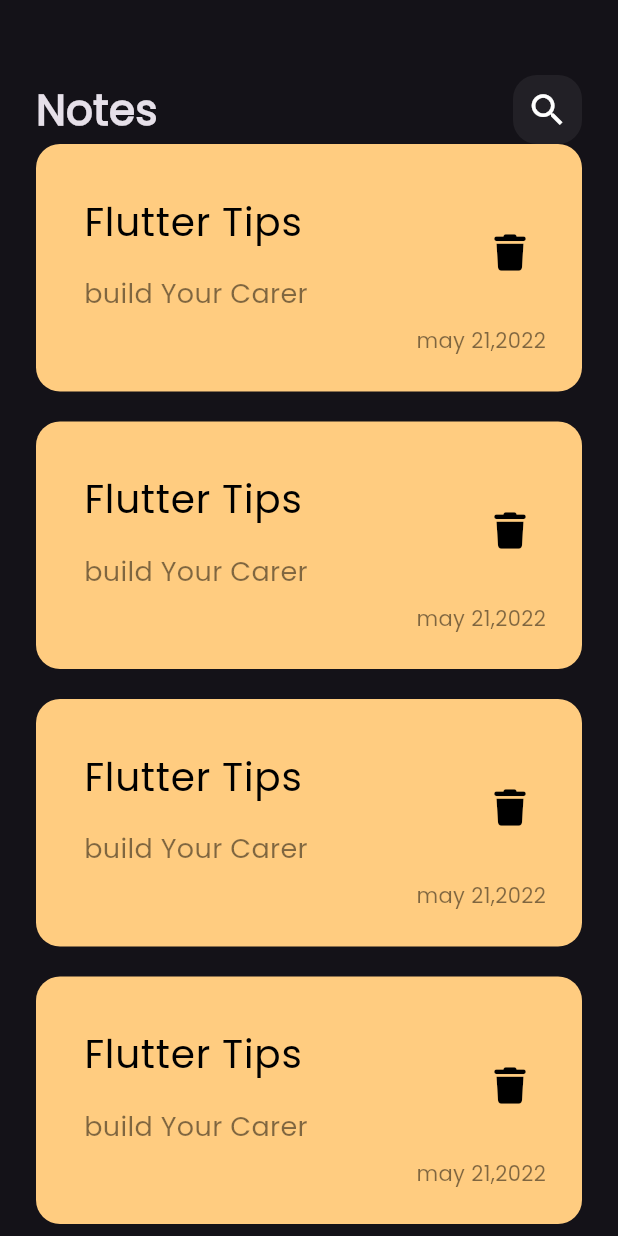
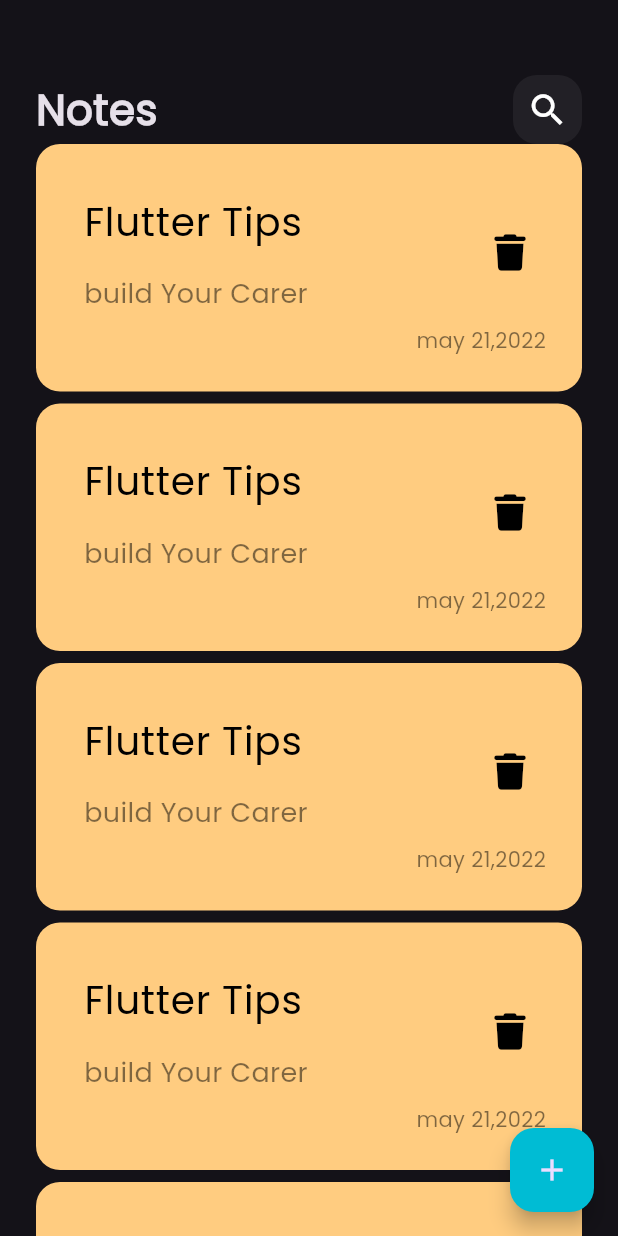
Before and after one commit to HossamAhmed954074/notes_app, a Flutter app: the screen it shows after launch, on a phone screen of 412 x 824 dp. Run offline on Flutter 3.47's test engine with Material 3 defaults, Android fonts, the phone set to English and light mode, and no system bars; our stand-ins replace font_awesome_flutter.

Commit message:
add Floating Action button

```diff
--- a/lib/views/home_view.dart
+++ b/lib/views/home_view.dart
@@ -7,8 +7,14 @@ class NotesView extends StatelessWidget {
 
   @override
   Widget build(BuildContext context) {
-    return const Scaffold(
-      body: NotesViewBody(),
+    return  Scaffold(
+      floatingActionButton:
+      FloatingActionButton(
+        onPressed: (){},
+        backgroundColor: Colors.cyan,
+        child: Icon(Icons.add),
+      ),
+      body:const NotesViewBody(),
     );
   }
 }
--- a/lib/widgets/custom_note_item.dart
+++ b/lib/widgets/custom_note_item.dart
@@ -7,7 +7,7 @@ class NoteItem extends StatelessWidget {
   @override
   Widget build(BuildContext context) {
     return Container(
-      margin: EdgeInsets.only(bottom: 20),
+      margin: EdgeInsets.only(bottom: 8),
       padding: EdgeInsets.only(top: 24,bottom: 24,left: 16),
       decoration: BoxDecoration(
         color:const Color(0xffFFCC80),
```
